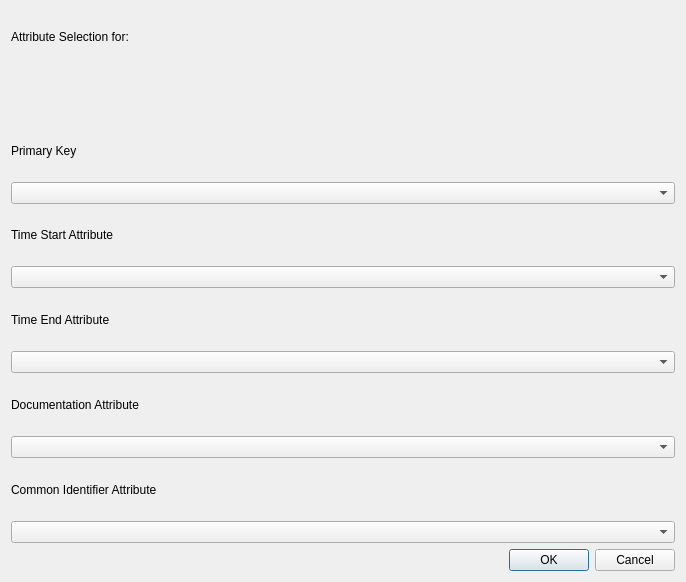
Above: time_editor_dialog_base.ui from hil-mr/time-editor before the change. Below: the same form after it.
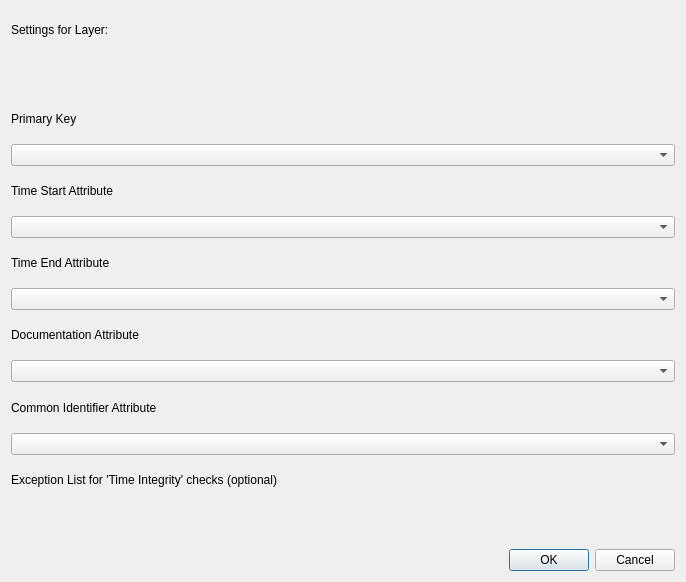
That is the form after the change. Custom widgets are drawn as their Qt base class.

Commit message: feat: optional csv-exception list for time integrity checks

```diff
--- a/time_editor_dialog_base.ui
+++ b/time_editor_dialog_base.ui
@@ -19,7 +19,7 @@
      <item>
       <widget class="QLabel" name="headingLabel">
        <property name="text">
-        <string>Attribute Selection for: </string>
+        <string>Settings for Layer: </string>
        </property>
       </widget>
      </item>
@@ -85,6 +85,16 @@
      <item>
       <widget class="QComboBox" name="commonIdComboBox"/>
      </item>
+     <item>
+      <widget class="QLabel" name="label_6">
+       <property name="text">
+        <string>Exception List for 'Time Integrity' checks (optional)</string>
+       </property>
+      </widget>
+     </item>
+     <item>
+      <widget class="QgsFileWidget" name="mQgsFileWidget"/>
+     </item>
     </layout>
    </item>
    <item row="1" column="0">
@@ -101,6 +111,13 @@
   <zorder>verticalLayoutWidget</zorder>
   <zorder>button_box</zorder>
  </widget>
+ <customwidgets>
+  <customwidget>
+   <class>QgsFileWidget</class>
+   <extends>QWidget</extends>
+   <header>qgsfilewidget.h</header>
+  </customwidget>
+ </customwidgets>
  <resources/>
  <connections>
   <connection>
```
Left out of the diff: 24 changed lines with no effect on the pictures. The commit also changes 3 other files.
